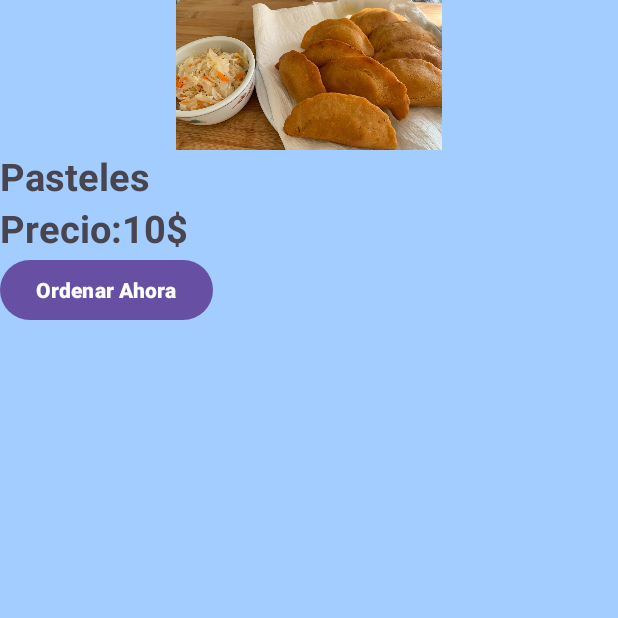
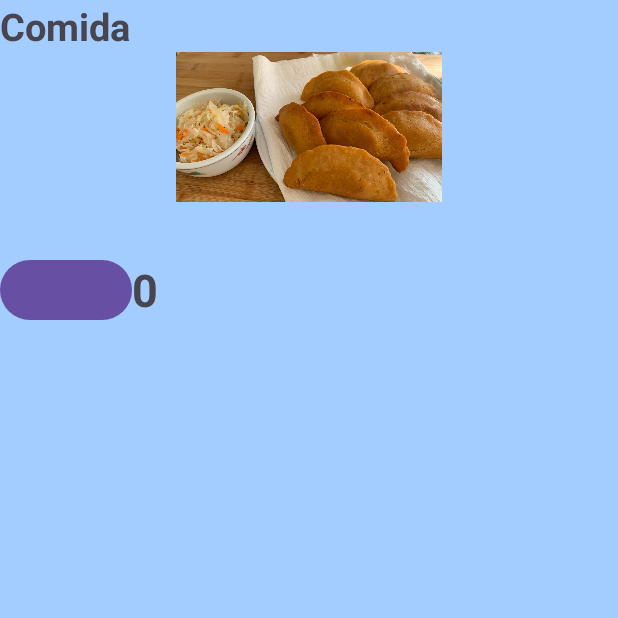
Before and after one commit to LCh-Salgado/LChS-RestaurantApp, an Android app: the FoodOrderActivity screen opened directly, with no data from a screen before it, on a phone screen of 412 x 824 dp, the top half of it. Run offline under Robolectric (Android 15) with nearby library versions, the phone set to English and light mode, and no system bars.

Commit message:
add the type of food they choosing

```diff
--- a/app/src/main/AndroidManifest.xml
+++ b/app/src/main/AndroidManifest.xml
@@ -12,6 +12,9 @@
         android:supportsRtl="true"
         android:theme="@style/Theme.RestaurantAppLCh"
         tools:targetApi="31">
+        <activity
+            android:name=".FoodOrderActivity"
+            android:exported="false" />
         <activity
             android:name=".OrderActivity"
             android:exported="false" />
--- a/app/src/main/java/com/example/restaurantapplch/FoodActivity.java
+++ b/app/src/main/java/com/example/restaurantapplch/FoodOrderActivity.java
@@ -11,7 +11,7 @@ import androidx.core.graphics.Insets;
 import androidx.core.view.ViewCompat;
 import androidx.core.view.WindowInsetsCompat;
 
-public class FoodActivity extends AppCompatActivity {
+public class FoodOrderActivity extends AppCompatActivity {
 
     int image;
     Button orderK;
@@ -20,18 +20,19 @@ public class FoodActivity extends AppCompatActivity {
     @Override
     protected void onCreate(Bundle savedInstanceState) {
         super.onCreate(savedInstanceState);
-        setContentView(R.layout.activity_food);
+        setContentView(R.layout.activity_food_order);
         orderK = (Button)findViewById(R.id.orderI);
-
 
     orderK.setOnClickListener(new View.OnClickListener() {
          @Override
          public void onClick(View view) {
-            welcomeOrderK = new Intent(FoodActivity.this, OrderActivity.class);
+             welcomeOrderK = new Intent(FoodOrderActivity.this, OrderActivity.class);
              welcomeOrderK.putExtra("Image", image);
              startActivity(welcomeOrderK);
             }
         });
 
+
+
     }
 }
--- a/app/src/main/java/com/example/restaurantapplch/MainActivity.java
+++ b/app/src/main/java/com/example/restaurantapplch/MainActivity.java
@@ -26,7 +26,7 @@ public class MainActivity extends AppCompatActivity {
     viewM.setOnClickListener(new View.OnClickListener() {
         @Override
         public void onClick(View view) {
-            goToM = new Intent(MainActivity.this, FoodActivity.class);
+            goToM = new Intent(MainActivity.this, FoodOrderActivity.class);
             goToM.putExtra("Image", image);
             startActivity(goToM);
 
--- a/app/src/main/java/com/example/restaurantapplch/OrderActivity.java
+++ b/app/src/main/java/com/example/restaurantapplch/OrderActivity.java
@@ -36,7 +36,6 @@ public class OrderActivity extends AppCompatActivity {
         typeN = (EditText)findViewById(R.id.TypeName);
         typePh = (EditText)findViewById(R.id.TypePhone);
         typeA = (EditText)findViewById(R.id.TypeAddress);
-        typeF = (EditText)findViewById(R.id.TypeOfFood);
         mAddFab = (FloatingActionButton)findViewById(R.id.add_fab);
 
         tankiuBTN.setOnClickListener(new View.OnClickListener() {
@@ -46,7 +45,7 @@ public class OrderActivity extends AppCompatActivity {
                 duration = Toast.LENGTH_SHORT;
                 myToast = Toast.makeText(OrderActivity.this, toastMsg, duration);
                 myToast.show();
-                finishO = new Intent(OrderActivity.this, FoodActivity.class);
+                finishO = new Intent(OrderActivity.this, FoodOrderActivity.class);
                 startActivity(finishO);
 
             }
--- a/app/src/main/res/layout/activity_food.xml
+++ /dev/null
@@ -1,38 +0,0 @@
-<?xml version="1.0" encoding="utf-8"?>
-<LinearLayout xmlns:android="http://schemas.android.com/apk/res/android"
-    android:layout_width="wrap_content"
-    android:layout_height="match_parent"
-    android:background="#a3ccff"
-    android:orientation="vertical">
-
-
-    <ImageView
-        android:layout_width="wrap_content"
-        android:layout_height="100sp"
-        android:src="@drawable/pasteles_sv"
-        android:textAlignment="gravity" />
-
-    <TextView
-        android:layout_width="wrap_content"
-        android:layout_height="wrap_content"
-        android:textSize="25sp"
-        android:id="@+id/viewO"
-        android:textStyle="bold"
-        android:text="Pasteles"/>
-
-    <TextView
-        android:layout_width="wrap_content"
-        android:layout_height="wrap_content"
-        android:textSize="25sp"
-        android:textStyle="bold"
-        android:text="Precio:10$"/>
-
-    <Button
-        android:layout_width="wrap_content"
-        android:layout_height="wrap_content"
-        android:id="@+id/orderI"
-        android:textStyle="bold"
-        android:text="Ordenar Ahora"/>
-
-
-</LinearLayout>
--- /dev/null
+++ b/app/src/main/res/layout/activity_food_order.xml
@@ -0,0 +1,54 @@
+<?xml version="1.0" encoding="utf-8"?>
+<LinearLayout xmlns:android="http://schemas.android.com/apk/res/android"
+    android:layout_width="match_parent"
+    android:layout_height="match_parent"
+    android:layout_gravity="center"
+    android:background="#a3ccff"
+    android:orientation="vertical">
+
+    <TextView
+        android:layout_width="wrap_content"
+        android:layout_height="wrap_content"
+        android:textSize="25sp"
+        android:id="@+id/viewO"
+        android:textStyle="bold"
+        android:text="Comida"/>
+
+    <ImageView
+        android:layout_width="wrap_content"
+        android:layout_height="100sp"
+        android:src="@drawable/pasteles_sv"
+        android:textAlignment="gravity" />
+
+
+    <TextView
+        android:layout_width="wrap_content"
+        android:layout_height="wrap_content"
+        android:textSize="25sp"
+        android:textStyle="bold"
+        android:text=""/>
+
+    <LinearLayout
+        android:layout_width="wrap_content"
+        android:layout_height="wrap_content"
+        android:gravity="center">
+
+        <Button
+            android:layout_width="wrap_content"
+            android:layout_height="wrap_content"
+            android:id="@+id/orderI"
+            android:textStyle="bold"
+            android:text=""/>
+
+        <TextView
+            android:layout_width="wrap_content"
+            android:layout_height="wrap_content"
+            android:textAlignment="center"
+            android:textStyle="bold"
+            android:text="0"
+            android:id="@+id/howMuchBTN"
+            android:textSize="30dp"/>
+
+    </LinearLayout>
+
+</LinearLayout>
--- a/app/src/main/res/values/strings.xml
+++ b/app/src/main/res/values/strings.xml
@@ -1,3 +1,4 @@
 <resources>
     <string name="app_name">RestaurantAppLCh</string>
+
 </resources>
```
Lines whose indentation alone changed are shown as unchanged.
